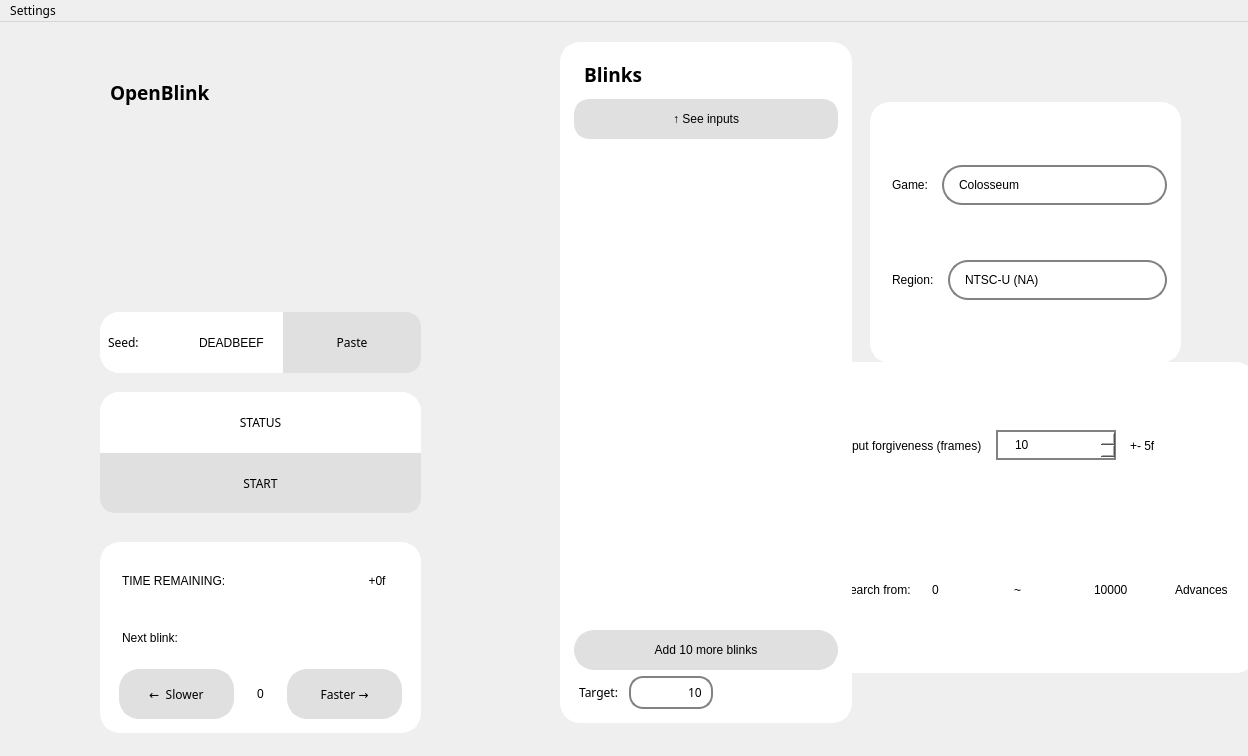
The window that OpenBlink/GuiProjectBackup/OpenBlink2/mainwindow.ui (KapitalRoser/OpenBlink) describes before a commit, drawn with Qt 5.
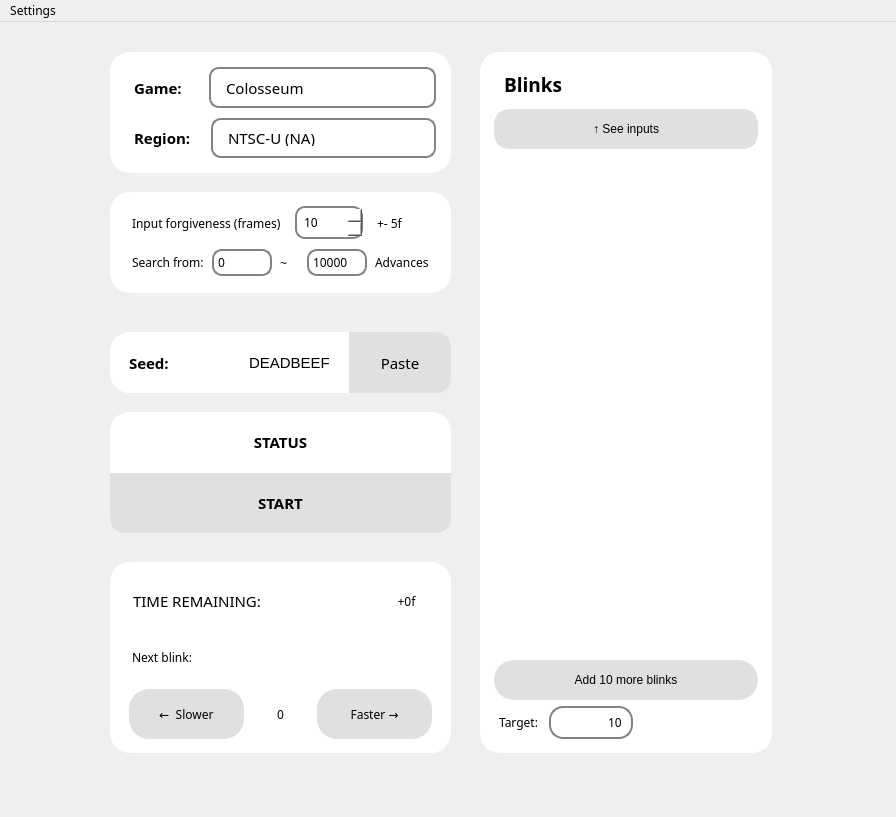
The same window after the commit. Icons and pictures are not drawn.

Diff of the .ui file:
```diff
--- a/OpenBlink/GuiProjectBackup/OpenBlink2/mainwindow.ui
+++ b/OpenBlink/GuiProjectBackup/OpenBlink2/mainwindow.ui
@@ -6,8 +6,8 @@
    <rect>
     <x>0</x>
     <y>0</y>
-    <width>1248</width>
-    <height>756</height>
+    <width>896</width>
+    <height>817</height>
    </rect>
   </property>
   <property name="font">
@@ -25,10 +25,10 @@
    <widget class="QFrame" name="paramsFrame">
     <property name="geometry">
      <rect>
-      <x>820</x>
-      <y>340</y>
-      <width>436</width>
-      <height>311</height>
+      <x>110</x>
+      <y>170</y>
+      <width>341</width>
+      <height>101</height>
      </rect>
     </property>
     <property name="styleSheet">
@@ -43,6 +43,11 @@
       <layout class="QHBoxLayout" name="horizontalLayout_6">
        <item>
         <widget class="QLabel" name="label_3">
+         <property name="font">
+          <font>
+           <family>Century Gothic</family>
+          </font>
+         </property>
          <property name="text">
           <string>Input forgiveness (frames)</string>
          </property>
@@ -50,26 +55,34 @@
        </item>
        <item>
         <widget class="QSpinBox" name="flexValueBox">
+         <property name="font">
+          <font>
+           <family>Century Gothic</family>
+           <pointsize>9</pointsize>
+           <bold>false</bold>
+          </font>
+         </property>
          <property name="styleSheet">
           <string notr="true">QSpinBox{
 border: 2px solid #828282;
-padding-left: 15px;
+border-radius: 10px;
+padding-left: 5px;
 padding-top:5px;
 padding-bottom:5px;
 }
 
 QSpinBox::up-button{
 image: url(:/resfix1/arrow2.jpg);
-width: 14px;
-height:14px;
+width: 10px;
+height:10px;
 padding-right: 10px;
 padding-top: 5px;
 padding-bottom:5px;
 }
 QSpinBox::down-button{
 image: url(:/resfix1/arrow1.jpg);
-width: 14px;
-height:14px;
+width: 10px;
+height:10px;
 padding-right: 10px;
 padding-top: 5px;
 padding-bottom:5px;
@@ -88,6 +101,11 @@
        </item>
        <item>
         <widget class="QLabel" name="flexValueHalfLabel">
+         <property name="font">
+          <font>
+           <family>Century Gothic</family>
+          </font>
+         </property>
          <property name="text">
           <string>+- 5f</string>
          </property>
@@ -97,8 +115,22 @@
      </item>
      <item>
       <layout class="QHBoxLayout" name="horizontalLayout_7">
+       <property name="spacing">
+        <number>0</number>
+       </property>
+       <property name="leftMargin">
+        <number>0</number>
+       </property>
+       <property name="rightMargin">
+        <number>0</number>
+       </property>
        <item>
         <widget class="QLabel" name="label_5">
+         <property name="font">
+          <font>
+           <family>Century Gothic</family>
+          </font>
+         </property>
          <property name="text">
           <string>Search from:</string>
          </property>
@@ -112,6 +144,19 @@
            <height>0</height>
           </size>
          </property>
+         <property name="font">
+          <font>
+           <family>Century Gothic</family>
+          </font>
+         </property>
+         <property name="styleSheet">
+          <string notr="true">border: 2px solid #828282;
+border-radius: 10px;
+padding-left: 2px;
+padding-top: 2px;
+padding-bottom:2px;
+</string>
+         </property>
          <property name="buttonSymbols">
           <enum>QAbstractSpinBox::NoButtons</enum>
          </property>
@@ -122,6 +167,12 @@
        </item>
        <item>
         <widget class="QLabel" name="label_4">
+         <property name="sizePolicy">
+          <sizepolicy hsizetype="Minimum" vsizetype="Minimum">
+           <horstretch>0</horstretch>
+           <verstretch>0</verstretch>
+          </sizepolicy>
+         </property>
          <property name="text">
           <string>~</string>
          </property>
@@ -135,6 +186,21 @@
            <height>0</height>
           </size>
          </property>
+         <property name="font">
+          <font>
+           <family>Century Gothic</family>
+          </font>
+         </property>
+         <property name="styleSheet">
+          <string notr="true">border: 2px solid #828282;
+border-radius: 10px;
+padding-left: 2px;
+padding-top: 2px;
+padding-bottom:2px;</string>
+         </property>
+         <property name="alignment">
+          <set>Qt::AlignLeading|Qt::AlignLeft|Qt::AlignVCenter</set>
+         </property>
          <property name="buttonSymbols">
           <enum>QAbstractSpinBox::NoButtons</enum>
          </property>
@@ -154,6 +220,11 @@
        </item>
        <item>
         <widget class="QLabel" name="label">
+         <property name="font">
+          <font>
+           <family>Century Gothic</family>
+          </font>
+         </property>
          <property name="text">
           <string>Advances</string>
          </property>
@@ -166,8 +237,8 @@
    <widget class="QLabel" name="LogoLabel">
     <property name="geometry">
      <rect>
-      <x>110</x>
-      <y>50</y>
+      <x>120</x>
+      <y>70</y>
       <width>141</width>
       <height>41</height>
      </rect>
@@ -186,9 +257,9 @@
    <widget class="QFrame" name="statusFrame">
     <property name="geometry">
      <rect>
-      <x>100</x>
-      <y>370</y>
-      <width>321</width>
+      <x>110</x>
+      <y>390</y>
+      <width>341</width>
       <height>121</height>
      </rect>
     </property>
@@ -221,7 +292,7 @@
       <rect>
        <x>0</x>
        <y>0</y>
-       <width>321</width>
+       <width>341</width>
        <height>121</height>
       </rect>
      </property>
@@ -234,6 +305,8 @@
         <property name="font">
          <font>
           <family>Century Gothic</family>
+          <pointsize>11</pointsize>
+          <bold>true</bold>
          </font>
         </property>
         <property name="text">
@@ -258,6 +331,8 @@
         <property name="font">
          <font>
           <family>Century Gothic</family>
+          <pointsize>11</pointsize>
+          <bold>true</bold>
          </font>
         </property>
         <property name="styleSheet">
@@ -279,9 +354,9 @@
    <widget class="QFrame" name="seedQFrame">
     <property name="geometry">
      <rect>
-      <x>100</x>
-      <y>290</y>
-      <width>321</width>
+      <x>110</x>
+      <y>310</y>
+      <width>341</width>
       <height>61</height>
      </rect>
     </property>
@@ -309,7 +384,7 @@
       <rect>
        <x>0</x>
        <y>0</y>
-       <width>321</width>
+       <width>341</width>
        <height>61</height>
       </rect>
      </property>
@@ -317,6 +392,9 @@
       <property name="spacing">
        <number>0</number>
       </property>
+      <property name="leftMargin">
+       <number>10</number>
+      </property>
       <item>
        <widget class="QLabel" name="seedLabelEntry">
         <property name="sizePolicy">
@@ -328,7 +406,8 @@
         <property name="font">
          <font>
           <family>Century Gothic</family>
-          <bold>false</bold>
+          <pointsize>11</pointsize>
+          <bold>true</bold>
           <kerning>false</kerning>
          </font>
         </property>
@@ -348,6 +427,7 @@
         <property name="font">
          <font>
           <family>Segoe UI</family>
+          <pointsize>11</pointsize>
          </font>
         </property>
         <property name="styleSheet">
@@ -387,6 +467,7 @@
         <property name="font">
          <font>
           <family>Century Gothic</family>
+          <pointsize>11</pointsize>
          </font>
         </property>
         <property name="styleSheet">
@@ -408,9 +489,9 @@
    <widget class="QFrame" name="timerFrame">
     <property name="geometry">
      <rect>
-      <x>100</x>
-      <y>520</y>
-      <width>321</width>
+      <x>110</x>
+      <y>540</y>
+      <width>341</width>
       <height>191</height>
      </rect>
     </property>
@@ -490,6 +571,11 @@
            <height>0</height>
           </size>
          </property>
+         <property name="font">
+          <font>
+           <family>Century Gothic</family>
+          </font>
+         </property>
          <property name="text">
           <string>0</string>
          </property>
@@ -541,6 +627,11 @@
      </item>
      <item row="1" column="0">
       <widget class="QLabel" name="localTimeLabel">
+       <property name="font">
+        <font>
+         <family>Century Gothic</family>
+        </font>
+       </property>
        <property name="text">
         <string>Next blink:</string>
        </property>
@@ -561,6 +652,11 @@
      </item>
      <item row="0" column="2">
       <widget class="QLabel" name="nudgeOffsetLabel_2">
+       <property name="font">
+        <font>
+         <family>Century Gothic</family>
+        </font>
+       </property>
        <property name="text">
         <string>+0f</string>
        </property>
@@ -587,6 +683,14 @@
      </item>
      <item row="0" column="0">
       <widget class="QLabel" name="TotalTimeLabel">
+       <property name="font">
+        <font>
+         <family>Century Gothic</family>
+         <pointsize>11</pointsize>
+         <italic>false</italic>
+         <bold>false</bold>
+        </font>
+       </property>
        <property name="text">
         <string>TIME REMAINING:</string>
        </property>
@@ -597,10 +701,10 @@
    <widget class="QFrame" name="blinkTableFrame">
     <property name="geometry">
      <rect>
-      <x>560</x>
-      <y>20</y>
+      <x>480</x>
+      <y>30</y>
       <width>292</width>
-      <height>681</height>
+      <height>701</height>
      </rect>
     </property>
     <property name="font">
@@ -776,10 +880,10 @@
    <widget class="QFrame" name="platformFrame">
     <property name="geometry">
      <rect>
-      <x>870</x>
-      <y>80</y>
-      <width>311</width>
-      <height>261</height>
+      <x>110</x>
+      <y>30</y>
+      <width>341</width>
+      <height>121</height>
      </rect>
     </property>
     <property name="styleSheet">
@@ -791,16 +895,45 @@
 </string>
     </property>
     <layout class="QVBoxLayout" name="verticalLayout_3">
+     <property name="spacing">
+      <number>10</number>
+     </property>
+     <property name="leftMargin">
+      <number>10</number>
+     </property>
+     <property name="topMargin">
+      <number>10</number>
+     </property>
+     <property name="rightMargin">
+      <number>10</number>
+     </property>
+     <property name="bottomMargin">
+      <number>10</number>
+     </property>
      <item>
       <layout class="QHBoxLayout" name="gameHorizLayout">
        <item>
         <widget class="QLabel" name="label_7">
          <property name="sizePolicy">
-          <sizepolicy hsizetype="Maximum" vsizetype="Preferred">
+          <sizepolicy hsizetype="Fixed" vsizetype="Preferred">
            <horstretch>0</horstretch>
            <verstretch>0</verstretch>
           </sizepolicy>
          </property>
+         <property name="minimumSize">
+          <size>
+           <width>74</width>
+           <height>0</height>
+          </size>
+         </property>
+         <property name="font">
+          <font>
+           <family>Century Gothic</family>
+           <pointsize>11</pointsize>
+           <italic>false</italic>
+           <bold>true</bold>
+          </font>
+         </property>
          <property name="text">
           <string>Game:</string>
          </property>
@@ -808,12 +941,21 @@
        </item>
        <item>
         <widget class="QComboBox" name="gameBox">
+         <property name="font">
+          <font>
+           <family>Century Gothic</family>
+           <pointsize>11</pointsize>
+           <italic>false</italic>
+           <bold>false</bold>
+          </font>
+         </property>
          <property name="styleSheet">
           <string notr="true">QComboBox{
 border: 2px solid #828282;
 padding-left: 15px;
 padding-top:10px;
 padding-bottom:10px;
+border-radius: 10px;
 }
 QComboBox::drop-down{
 border: 0px;
@@ -823,9 +965,6 @@
 width: 28px;
 height:28px;
 padding-right: 40px;
-}
-QComboBox QAbstractItemView{
-	border: 2px solid #828282;
 }</string>
          </property>
          <item>
@@ -852,11 +991,19 @@
        <item>
         <widget class="QLabel" name="label_8">
          <property name="sizePolicy">
-          <sizepolicy hsizetype="Maximum" vsizetype="Preferred">
+          <sizepolicy hsizetype="Fixed" vsizetype="Preferred">
            <horstretch>0</horstretch>
            <verstretch>0</verstretch>
           </sizepolicy>
          </property>
+         <property name="font">
+          <font>
+           <family>Century Gothic</family>
+           <pointsize>11</pointsize>
+           <italic>false</italic>
+           <bold>true</bold>
+          </font>
+         </property>
          <property name="text">
           <string>Region:</string>
          </property>
@@ -864,12 +1011,19 @@
        </item>
        <item>
         <widget class="QComboBox" name="regionBox">
+         <property name="font">
+          <font>
+           <family>Century Gothic</family>
+           <pointsize>11</pointsize>
+          </font>
+         </property>
          <property name="styleSheet">
           <string notr="true">QComboBox{
 border: 2px solid #828282;
 padding-left: 15px;
 padding-top:10px;
 padding-bottom:10px;
+border-radius:10px;
 }
 QComboBox::drop-down{
 border: 0px;
@@ -879,9 +1033,6 @@
 width: 28px;
 height:28px;
 padding-right: 40px;
-}
-QComboBox QAbstractItemView{
-	border: 2px solid #828282;
 }</string>
          </property>
          <item>
@@ -916,8 +1067,8 @@
     <rect>
      <x>0</x>
      <y>0</y>
-     <width>1248</width>
-     <height>27</height>
+     <width>896</width>
+     <height>20</height>
     </rect>
    </property>
    <widget class="QMenu" name="menuSettings">
```
Left out of the diff: 2 changed lines with no effect on the pictures.
